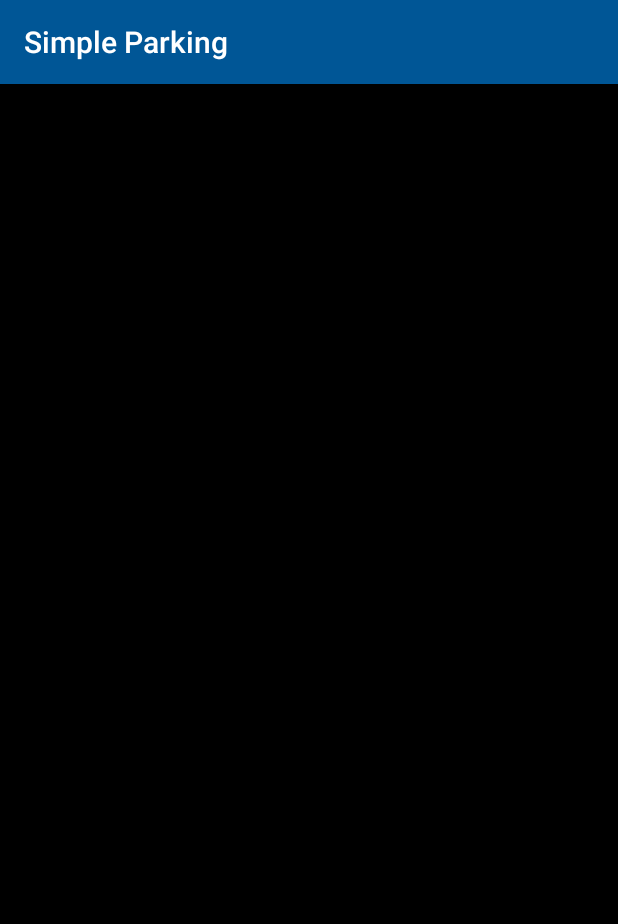
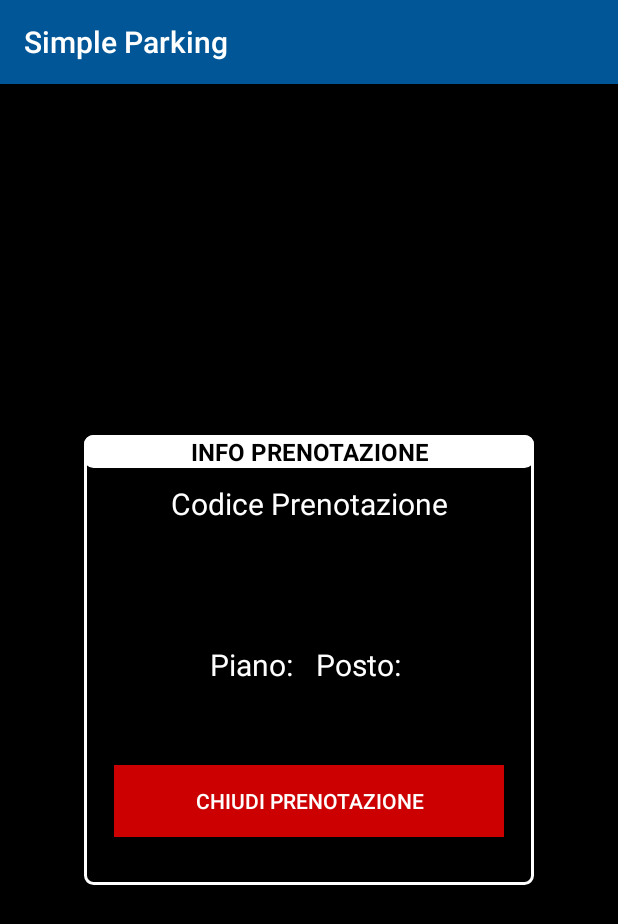
Before and after one commit to ggscuola/SimpleParkingMobile, an Android app: the CloseBookingActivity screen opened directly, with no data from a screen before it, on a phone screen of 412 x 824 dp. Shown: the top 924 px of the screen. Run offline under Robolectric (Android 15) with nearby library versions, the phone set to English and light mode, and no system bars.

Commit message:
in corso chiusura prenotazione

```diff
--- a/app/src/main/java/com/scuola/simpleparking/CloseBookingActivity.java
+++ b/app/src/main/java/com/scuola/simpleparking/CloseBookingActivity.java
@@ -12,6 +12,8 @@ public class CloseBookingActivity extends AppCompatActivity {
     private final static String TAG = CloseBookingActivity.class.getSimpleName();
 
     private TextView mCodicePrenotazione;
+    private TextView mPostoPrenotato;
+    private TextView mPianoPrenotato;
 
     @Override
     protected void onCreate(Bundle savedInstanceState) {
@@ -20,13 +22,23 @@ public class CloseBookingActivity extends AppCompatActivity {
 
 
         mCodicePrenotazione = findViewById(R.id.codice_prenotazione);
+        mPostoPrenotato = findViewById(R.id.posto_prenotato);
+        mPianoPrenotato = findViewById(R.id.piano_prenotato);
 
         String codicePrenotazione = null;
+        String postoPrenotazione = null;
+        String pianoPrenotazione = null;
 
         try{
 
             codicePrenotazione = UserRepository.GetCodicePrenotazione(this);
             mCodicePrenotazione.setText(codicePrenotazione);
+
+            postoPrenotazione = UserRepository.GetPostoPrenotato(this);
+            mPostoPrenotato.setText(postoPrenotazione);
+
+            pianoPrenotazione = UserRepository.GetPianoPrenotato(this);
+            mPianoPrenotato.setText(pianoPrenotazione);
 
         }catch (Exception e){
 
--- a/app/src/main/java/com/scuola/simpleparking/common/UserRepository.java
+++ b/app/src/main/java/com/scuola/simpleparking/common/UserRepository.java
@@ -91,4 +91,42 @@ public class UserRepository {
         }
 
     }
+
+
+    public static String GetPianoPrenotato(Context context) throws Exception {
+
+        String pianoPrenotato = null;
+        try {
+
+            SharedPreferences editor = context.getSharedPreferences(context.getResources().getString(R.string.SET), Context.MODE_PRIVATE);
+            pianoPrenotato = editor.getString(context.getResources().getString(R.string.PIANO_PRENOTATO), null);
+
+            return pianoPrenotato;
+
+        } catch (Exception e) {
+
+            throw new Exception(e.getMessage());
+
+        }
+
+    }
+
+
+    public static String GetPostoPrenotato(Context context) throws Exception {
+
+        String postoPrenotato = null;
+        try {
+
+            SharedPreferences editor = context.getSharedPreferences(context.getResources().getString(R.string.SET), Context.MODE_PRIVATE);
+            postoPrenotato = editor.getString(context.getResources().getString(R.string.POSTO_PRENOTATO), null);
+
+            return postoPrenotato;
+
+        } catch (Exception e) {
+
+            throw new Exception(e.getMessage());
+
+        }
+
+    }
 }
--- /dev/null
+++ b/app/src/main/res/drawable/border_info_prenotazione.xml
@@ -0,0 +1,14 @@
+<?xml version="1.0" encoding="utf-8"?>
+<shape xmlns:android="http://schemas.android.com/apk/res/android"
+    android:shape="rectangle">
+
+    <corners
+        android:radius="5dp">
+
+    </corners>
+
+    <stroke android:color="@android:color/white"
+        android:width="2dp">
+
+    </stroke>
+</shape>
--- a/app/src/main/res/layout/activity_close_booking.xml
+++ b/app/src/main/res/layout/activity_close_booking.xml
@@ -1,25 +1,115 @@
 <?xml version="1.0" encoding="utf-8"?>
-<LinearLayout
+<FrameLayout
     xmlns:android="http://schemas.android.com/apk/res/android"
     xmlns:app="http://schemas.android.com/apk/res-auto"
     xmlns:tools="http://schemas.android.com/tools"
     android:layout_width="match_parent"
     android:layout_height="match_parent"
     android:background="@android:color/black"
+    tools:context=".CloseBookingActivity">
+
+    <FrameLayout
+        android:layout_width="@dimen/size_info_prenotazione_modal"
+        android:layout_height="@dimen/size_info_prenotazione_modal"
         android:orientation="vertical"
-    tools:context=".CloseBookingActivity">
+        android:layout_gravity="center"
+        android:background="@drawable/border_info_prenotazione"
+        tools:ignore="UselessParent">
 
         <TextView
             android:layout_width="match_parent"
             android:layout_height="wrap_content"
-        />
+            android:text="@string/info_prenotazione"
+            android:background="@drawable/border_info_prenotazione"
+            android:backgroundTint="@android:color/white"
+            android:textColor="@android:color/black"
+            android:textSize="16sp"
+            android:textStyle="bold"
+            android:gravity="center"/>
+
+        <LinearLayout
+            android:layout_gravity="center"
+            android:orientation="vertical"
+            android:layout_width="match_parent"
+            android:layout_height="wrap_content">
+            <TextView
+                android:layout_width="match_parent"
+                android:layout_height="wrap_content"
+                android:gravity="center"
+                android:textSize="20sp"
+                android:text="@string/cod_prenotazione"
+                android:textColor="@android:color/white"/>
+
             <TextView
                 android:id="@+id/codice_prenotazione"
                 android:layout_width="match_parent"
                 android:layout_height="wrap_content"
-        android:layout_gravity="center"
                 android:gravity="center"
                 android:textSize="34sp"
                 android:textColor="@android:color/white"/>
 
+            <LinearLayout
+                android:layout_marginTop="@dimen/margin_top_20"
+                android:layout_gravity="center"
+                android:orientation="horizontal"
+                android:layout_width="wrap_content"
+                android:layout_height="wrap_content">
+
+                <TextView
+                    android:layout_width="match_parent"
+                    android:layout_height="wrap_content"
+                    android:gravity="center"
+                    android:textSize="20sp"
+                    android:text="@string/piano_prenotato"
+                    android:textColor="@android:color/white"/>
+
+                <TextView
+                    android:id="@+id/piano_prenotato"
+                    android:layout_width="match_parent"
+                    android:layout_height="wrap_content"
+                    android:gravity="center"
+                    android:textSize="34sp"
+                    android:textColor="@android:color/white"/>
+
+
+                <TextView
+                    android:layout_width="match_parent"
+                    android:layout_height="wrap_content"
+                    android:gravity="center"
+                    android:layout_marginStart="@dimen/margin_top_10"
+                    android:textSize="20sp"
+                    android:text="@string/posto_prenotato"
+                    android:textColor="@android:color/white"/>
+
+                <TextView
+                    android:id="@+id/posto_prenotato"
+                    android:layout_width="match_parent"
+                    android:layout_height="wrap_content"
+                    android:gravity="center"
+                    android:textSize="34sp"
+                    android:textColor="@android:color/white"/>
             </LinearLayout>
+
+
+            <Button
+                android:id="@+id/chiudi_prenotazione"
+                android:layout_marginTop="@dimen/margin_top_50"
+                android:layout_marginEnd="@dimen/margin_top_20"
+                android:layout_marginStart="@dimen/margin_top_20"
+                android:layout_width="match_parent"
+                android:layout_height="wrap_content"
+                android:textColor="@android:color/white"
+                android:background="@android:color/holo_red_dark"
+                android:text="@string/chiudi_prenotazione"/>
+
+
+
+        </LinearLayout>
+
+
+
+
+    </FrameLayout>
+
+
+</FrameLayout>
--- a/app/src/main/res/values/dimens.xml
+++ b/app/src/main/res/values/dimens.xml
@@ -12,7 +12,10 @@
     <dimen name="padding_5">5dp</dimen>
     <dimen name="margin_top_5">5dp</dimen>
     <dimen name="margin_top_10">10dp</dimen>
+    <dimen name="margin_top_30">30dp</dimen>
+    <dimen name="margin_top_50">50dp</dimen>
+    <dimen name="margin_top_20">20dp</dimen>
     <dimen name="logo_sync">70dp</dimen>
     <dimen name="size_numero_posto">17dp</dimen>
-
+    <dimen name="size_info_prenotazione_modal">300dp</dimen>
 </resources>
--- a/app/src/main/res/values/strings.xml
+++ b/app/src/main/res/values/strings.xml
@@ -24,6 +24,11 @@
     <string name="sync_in_corso">Sincronizzazione in corso&#8230;</string>
     <string name="gruppo_sviluppo">Powered by IT Group</string>
     <string name="reset_targa">Reset Targa</string>
+    <string name="info_prenotazione">INFO PRENOTAZIONE</string>
+    <string name="cod_prenotazione">Codice Prenotazione</string>
+    <string name="posto_prenotato">Posto:\u0020</string>
+    <string name="piano_prenotato">Piano:\u0020</string>
+    <string name="chiudi_prenotazione">Chiudi prenotazione</string>
 
 
     <string name="SET">SET</string>
```
Lines whose indentation alone changed are shown as unchanged.
